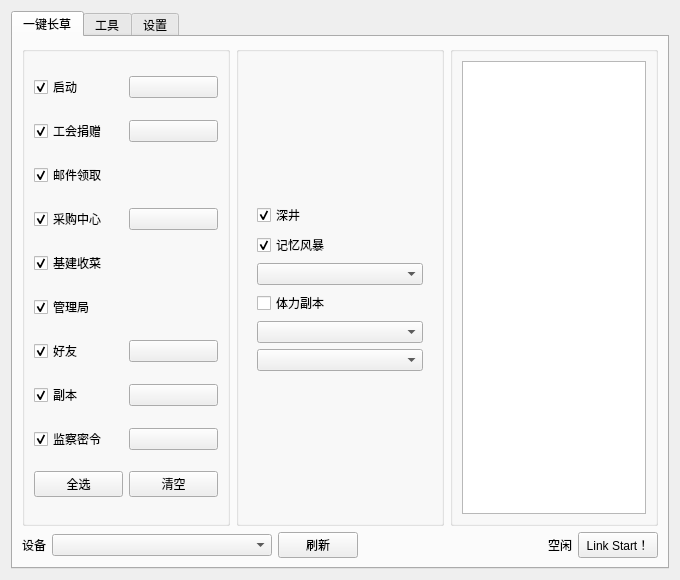
Above: src/ui/maa-5732.ui from YUASDS/MAA5732 before the change. Below: the same form after it.
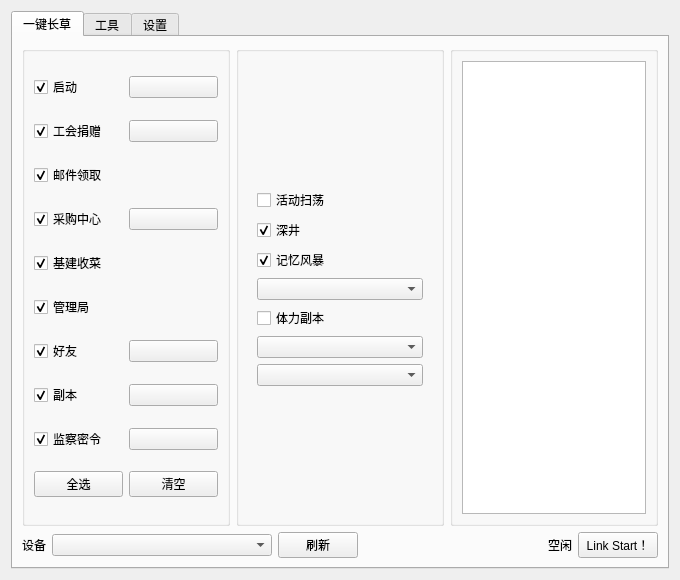
That is the form after the change. Icons and pictures are not drawn.

Commit message: 活动扫荡、友情点商店优化、ADB连接去重与设备自动选择

```diff
--- a/src/ui/maa-5732.ui
+++ b/src/ui/maa-5732.ui
@@ -382,6 +382,13 @@
                <layout class="QVBoxLayout" name="verticalLayout_9">
                 <item>
                  <layout class="QVBoxLayout" name="verticalLayout_7">
+                   <item>
+                    <widget class="QCheckBox" name="Raid_ActivityRaidcheckBox">
+                     <property name="text">
+                      <string>活动扫荡</string>
+                     </property>
+                    </widget>
+                   </item>
                   <item>
                    <widget class="QCheckBox" name="Raid_RaidDarkcheckBox">
                     <property name="text">
```
Lines whose indentation alone changed are shown as unchanged. The commit also changes 8 other files.
